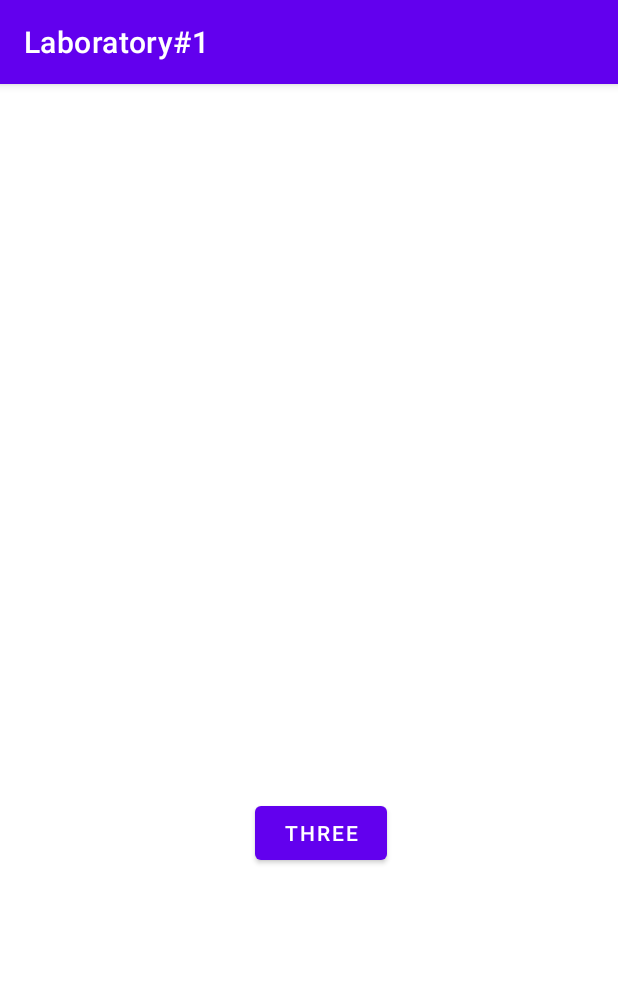
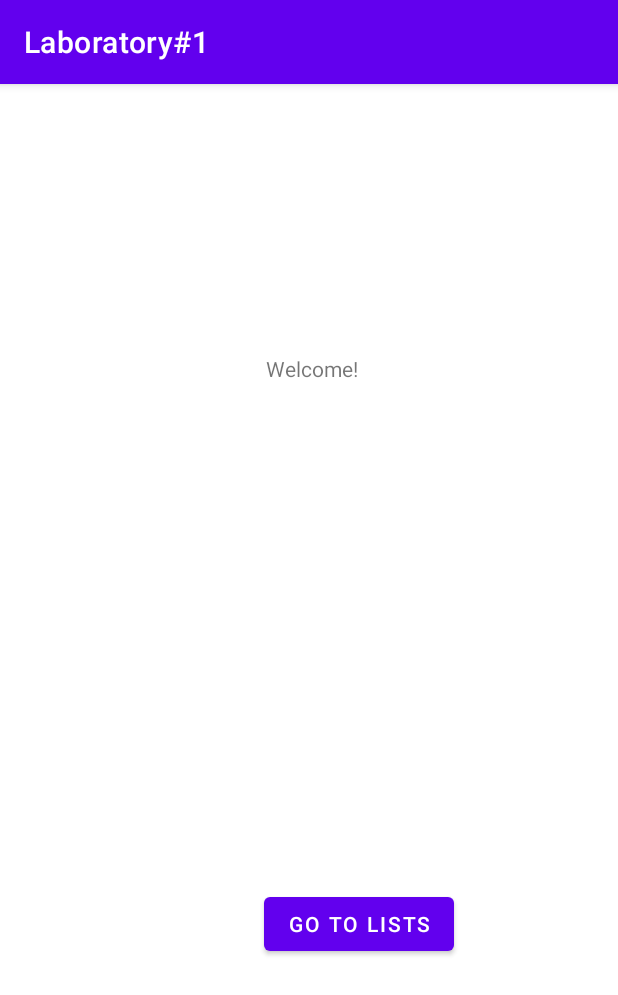
Before and after one commit to marina01p/PAM, an Android app: the ThirdActivity screen opened directly, with no data from a screen before it, on a phone screen of 412 x 824 dp. Shown: the top 995 px of the screen. Run offline under Robolectric (Android 15) with nearby library versions, the phone set to English and light mode, and no system bars.

Commit message:
integrate lists

```diff
--- a/Laboratory1/app/src/main/AndroidManifest.xml
+++ b/Laboratory1/app/src/main/AndroidManifest.xml
@@ -9,7 +9,8 @@
         android:roundIcon="@mipmap/airplane_ic_launcher_round"
         android:supportsRtl="true"
         android:theme="@style/Theme.Laboratory1">
-        <activity android:name=".ThirdActivity"></activity>
+        <activity android:name=".FourthActivity"></activity>
+        <activity android:name=".ThirdActivity" />
         <activity
             android:name=".SecondActivity"
             android:parentActivityName=".MainActivity" />
--- a/Laboratory1/app/src/main/java/com/example/laboratory1/SecondActivity.kt
+++ b/Laboratory1/app/src/main/java/com/example/laboratory1/SecondActivity.kt
@@ -13,7 +13,7 @@ class SecondActivity : AppCompatActivity() {
         super.onCreate(savedInstanceState)
         setContentView(R.layout.activity_second)
 
-        val textView = findViewById<TextView>(R.id.textView)
+//        val textView = findViewById<TextView>(R.id.textView)
         val signGoTxt = findViewById<TextView>(R.id.signGoTxt)
         val goBackBtn = findViewById<Button>(R.id.goBackBtn)
         val usernameRegArea = findViewById<EditText>(R.id.usernameRegArea)
--- a/Laboratory1/app/src/main/java/com/example/laboratory1/ThirdActivity.kt
+++ b/Laboratory1/app/src/main/java/com/example/laboratory1/ThirdActivity.kt
@@ -13,7 +13,7 @@ class ThirdActivity : AppCompatActivity() {
         val goToFirst = findViewById<Button>(R.id.goToFirst)
 
         goToFirst.setOnClickListener {
-            val intent = Intent(this, MainActivity::class.java)
+            val intent = Intent(this, FourthActivity::class.java)
             startActivity(intent)
         }
     }
--- /dev/null
+++ b/Laboratory1/app/src/main/java/com/example/laboratory1/feed/FeedItem.kt
@@ -0,0 +1,5 @@
+package com.example.laboratory1.feed
+
+class FeedItem(val header: String,
+               val description: String,
+               val image: String)
--- a/Laboratory1/app/src/main/res/layout/activity_third.xml
+++ b/Laboratory1/app/src/main/res/layout/activity_third.xml
@@ -10,21 +10,23 @@
         android:id="@+id/goToFirst"
         android:layout_width="wrap_content"
         android:layout_height="wrap_content"
-        android:layout_marginStart="170dp"
-        android:layout_marginLeft="170dp"
-        android:layout_marginTop="475dp"
-        android:text="Three"
+        android:layout_marginStart="176dp"
+        android:layout_marginLeft="176dp"
+        android:layout_marginTop="536dp"
+        android:text="Go to Lists"
         app:layout_constraintStart_toStartOf="parent"
         app:layout_constraintTop_toTopOf="parent" />
 
-    <ListView
-        android:layout_width="349dp"
-        android:layout_height="394dp"
-        android:layout_marginTop="39dp"
-        android:layout_marginEnd="26dp"
-        android:layout_marginRight="26dp"
-        android:layout_marginBottom="167dp"
-        app:layout_constraintBottom_toBottomOf="parent"
-        app:layout_constraintEnd_toEndOf="parent"
+    <TextView
+        android:id="@+id/textView3"
+        android:layout_width="wrap_content"
+        android:layout_height="wrap_content"
+        android:layout_marginStart="177dp"
+        android:layout_marginLeft="177dp"
+        android:layout_marginTop="180dp"
+        android:text="Welcome!"
+        app:layout_constraintStart_toStartOf="parent"
         app:layout_constraintTop_toTopOf="parent" />
+
+
 </androidx.constraintlayout.widget.ConstraintLayout>
```
Also changed, not shown: Laboratory1/app/src/main/java/com/example/laboratory1/FourthActivity.kt (added, +48 -0 lines), Laboratory1/app/src/main/java/com/example/laboratory1/feed/FeedItemViewHolder.kt (added, +20 -0 lines), Laboratory1/app/src/main/java/com/example/laboratory1/feed/FeedRecyclerViewAdapter.kt (added, +29 -0 lines), Laboratory1/app/src/main/res/layout/activity_fourth.xml (added, +26 -0 lines), Laboratory1/app/src/main/res/layout/feed_cell_layout.xml (added, +50 -0 lines).
